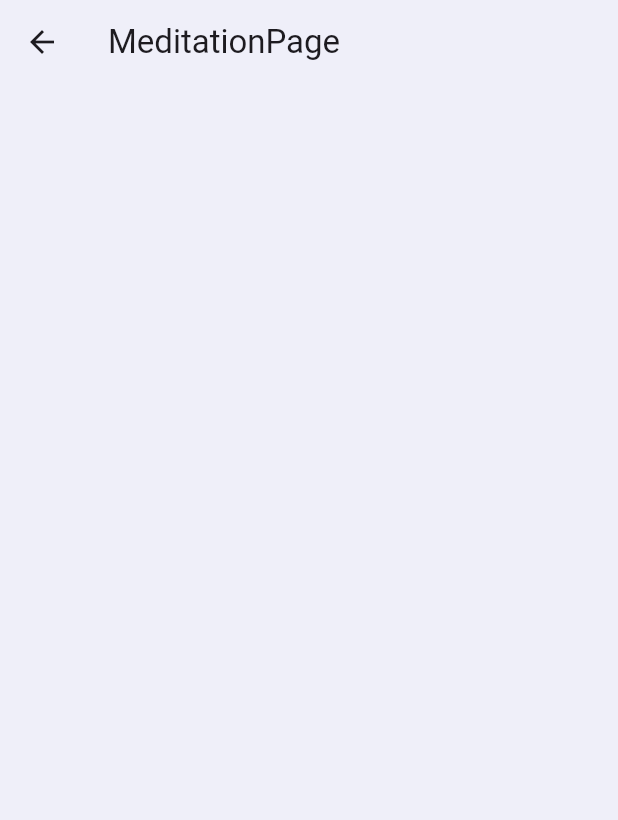
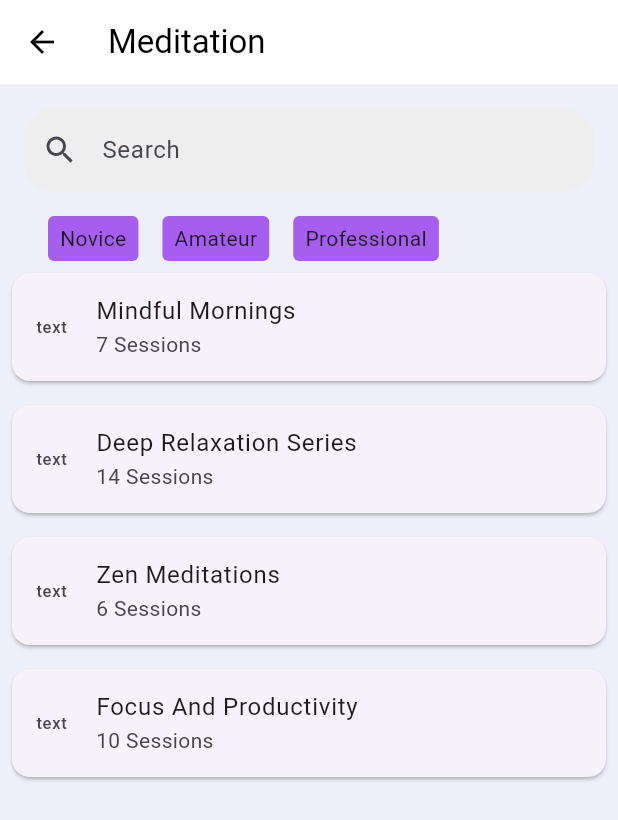
Before and after one commit to Suli244/ZenithYoga-Affordable-yoga-252, a Flutter app: the MeditationPage screen opened directly, on a phone screen of 412 x 824 dp. Shown: the top 820 px of the screen. Run offline on Flutter 3.47's test engine with Material 3 defaults, Android fonts, the phone set to English and light mode, and no system bars; our stand-ins replace flutter_screenutil, in_app_review, shared_preferences, smooth_page_indicator, webview_flutter; missing offline and left inert: apphud; accounts and stored records are empty.

Commit message:
shablon for mediations

```diff
--- a/lib/screen/page/meditation/meditation_page.dart
+++ b/lib/screen/page/meditation/meditation_page.dart
@@ -1,3 +1,4 @@
+import 'package:affordable_yoga_252/screen/page/meditation/child_pages/meditation_detail_page.dart';
 import 'package:flutter/material.dart';
 
 class MeditationPage extends StatelessWidget {
@@ -6,13 +7,105 @@ class MeditationPage extends StatelessWidget {
   Widget build(BuildContext context) {
     return Scaffold(
       appBar: AppBar(
-        title: const Text('MeditationPage'),
+        title: const Text('Meditation'),
+        backgroundColor: Colors.white,
+        foregroundColor: Colors.black,
+        elevation: 0,
       ),
       body: Column(
-        children: [
-          Container(),
+        children: <Widget>[
+          Padding(
+            padding: const EdgeInsets.all(16.0),
+            child: TextField(
+              decoration: InputDecoration(
+                hintText: 'Search',
+                prefixIcon: const Icon(Icons.search),
+                border: OutlineInputBorder(
+                  borderRadius: BorderRadius.circular(20),
+                  borderSide: BorderSide.none,
+                ),
+                filled: true,
+                fillColor: Colors.grey[200],
+              ),
+            ),
+          ),
+          SizedBox(
+            height: 30,
+            child: ListView(
+              padding: const EdgeInsets.symmetric(horizontal: 16),
+              scrollDirection: Axis.horizontal,
+              children: const <Widget>[
+                CategoryButton(label: 'Novice'),
+                CategoryButton(label: 'Amateur'),
+                CategoryButton(label: 'Professional'),
+              ],
+            ),
+          ),
+          Expanded(
+            child: ListView(
+              children: const <Widget>[
+                MeditationCard(
+                    title: 'Mindful Mornings', sessions: '7 Sessions'),
+                MeditationCard(
+                    title: 'Deep Relaxation Series', sessions: '14 Sessions'),
+                MeditationCard(
+                    title: 'Zen Meditations', sessions: '6 Sessions'),
+                MeditationCard(
+                    title: 'Focus And Productivity', sessions: '10 Sessions'),
+              ],
+            ),
+          ),
         ],
       ),
     );
   }
 }
+
+class CategoryButton extends StatelessWidget {
+  final String label;
+
+  const CategoryButton({Key? key, required this.label}) : super(key: key);
+
+  @override
+  Widget build(BuildContext context) {
+    return Container(
+      padding: const EdgeInsets.symmetric(horizontal: 8.0),
+      decoration: BoxDecoration(
+        borderRadius: BorderRadius.circular(4),
+        color: const Color(0xffA65EEF),
+      ),
+      margin: const EdgeInsets.only(left: 16),
+      alignment: Alignment.center,
+      child: Text(label),
+    );
+  }
+}
+
+class MeditationCard extends StatelessWidget {
+  final String title;
+  final String sessions;
+
+  const MeditationCard({Key? key, required this.title, required this.sessions})
+      : super(key: key);
+
+  @override
+  Widget build(BuildContext context) {
+    return GestureDetector(
+      onTap: () {
+        Navigator.push(
+          context,
+          MaterialPageRoute(
+              builder: (context) => const SerenityStretchScreen()),
+        );
+      },
+      child: Card(
+        margin: const EdgeInsets.all(8.0),
+        child: ListTile(
+          leading: const Text('text'),
+          title: Text(title),
+          subtitle: Text(sessions),
+        ),
+      ),
+    );
+  }
+}
```
Also changed, not shown: lib/screen/page/meditation/child_pages/meditation_detail_page.dart (added, +68 -0 lines), 3 other files.
